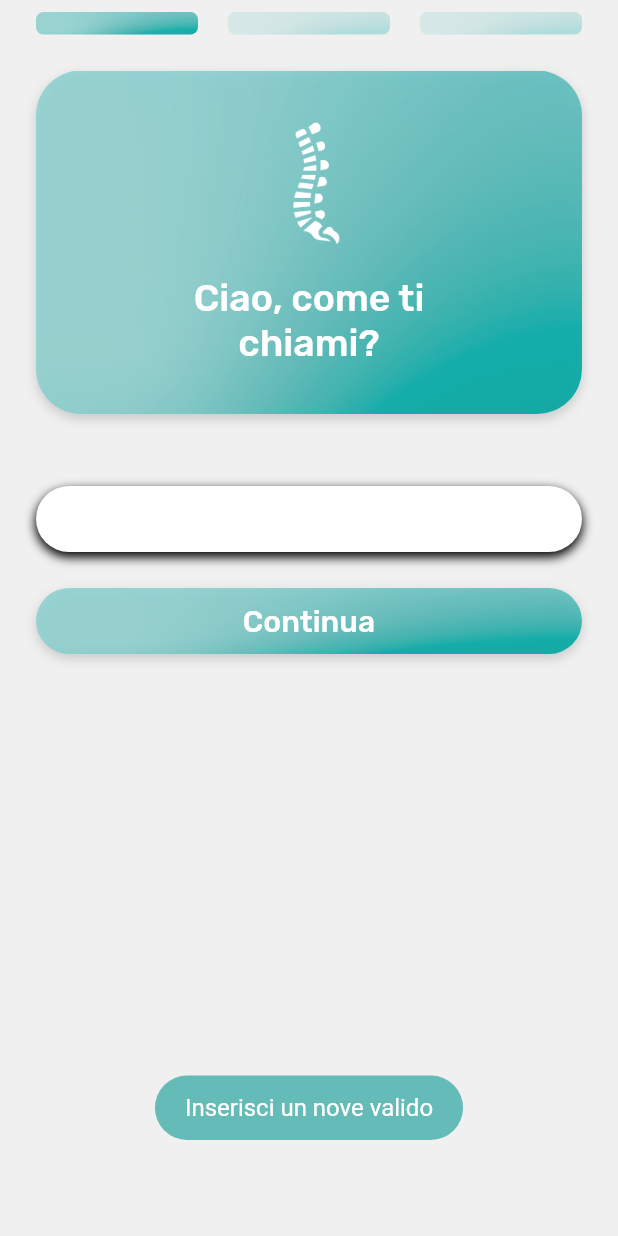
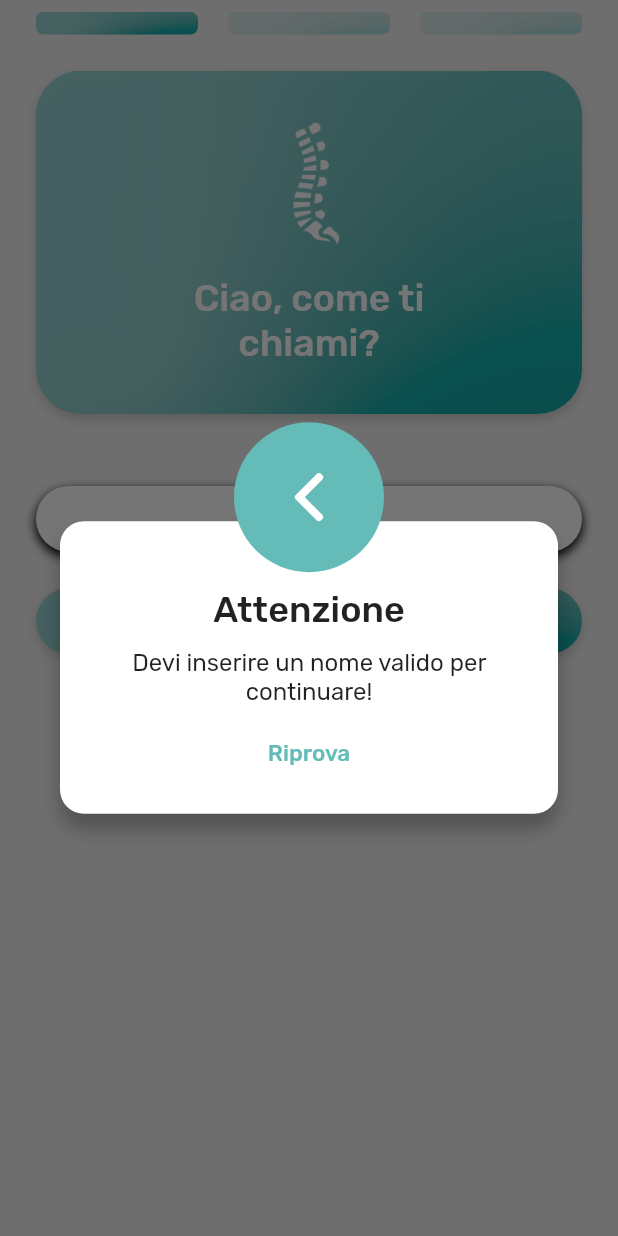
Before and after one commit to gian97pi/FisioProject, a Flutter app: the screen it shows after launch, after a tap on "Continua", on a phone screen of 412 x 824 dp. Run offline on Flutter 3.47's test engine with Material 2 defaults, Android fonts, the phone set to English and light mode, and no system bars; our stand-ins replace device_preview, flutter_datetime_picker, fluttertoast, responsive_builder, shared_preferences.

Commit message:
Alert customizzabile

```diff
--- /dev/null
+++ b/lib/ui/elements/custom_dialog.dart
@@ -0,0 +1,105 @@
+import 'package:fisioproject/presentation/custom_icons.dart';
+import 'package:flutter/cupertino.dart';
+import 'package:flutter/material.dart';
+import 'package:fisioproject/values/colors.dart';
+
+class CustomDialog extends StatelessWidget {
+  final String title, description, buttonText;
+  final Image image;
+
+  CustomDialog({
+    @required this.title,
+    @required this.description,
+    @required this.buttonText,
+    this.image,
+  });
+
+  @override
+  Widget build(BuildContext context) {
+    return Dialog(
+      shape: RoundedRectangleBorder(
+        borderRadius: BorderRadius.circular(16),
+      ),
+      elevation: 0.0,
+      backgroundColor: Colors.transparent,
+      child: dialogContent(context),
+    );
+  }
+  dialogContent(BuildContext context) {
+    return Stack(
+      children: <Widget>[
+        Container(
+          padding: EdgeInsets.only(
+            top: 45,
+            bottom: 16,
+            left: 16,
+            right: 16,
+          ),
+          margin: EdgeInsets.only(top: 66),
+          decoration: new BoxDecoration(
+            color: Colors.white,
+            shape: BoxShape.rectangle,
+            borderRadius: BorderRadius.circular(16),
+            boxShadow: [
+              BoxShadow(
+                color: Colors.black26,
+                blurRadius: 10.0,
+                offset: const Offset(0.0, 10.0),
+              ),
+            ],
+          ),
+          child: Column(
+            mainAxisSize: MainAxisSize.min, // To make the card compact
+            children: <Widget>[
+              Text(
+                title,
+                style: TextStyle(
+                  fontSize: 24.0,
+                  fontFamily: "Rubik",
+                  fontWeight: FontWeight.w500,
+                ),
+              ),
+              SizedBox(height: 12.0),
+              Text(
+                description,
+                textAlign: TextAlign.center,
+                style: TextStyle(
+                  fontFamily: "Rubik",
+                  fontSize: 16.0,
+                ),
+              ),
+              SizedBox(height: 8.0),
+              Align(
+                alignment: Alignment.center,
+                child: FlatButton(
+                  onPressed: () {
+                    Navigator.of(context).pop(); // To close the dialog
+                  },
+                  child: Text(buttonText,
+                  style: TextStyle(
+                    color: AppColors.primaryText,
+                    fontFamily: "Rubik",
+                    fontSize: 15
+                  ),),
+                ),
+              ),
+            ],
+          ),
+        ),
+        Positioned(
+          left: 16,
+          right: 16,
+          child: CircleAvatar(
+            backgroundColor: AppColors.primaryText,
+            radius: 50,
+            child: Icon(
+              Custom.back,
+              size: 32,
+              color: Colors.white,
+            ),
+          ),
+        ),
+      ],
+    );
+  }
+}
--- a/lib/ui/views/intro_name_step.dart
+++ b/lib/ui/views/intro_name_step.dart
@@ -1,3 +1,4 @@
+import 'package:fisioproject/ui/elements/custom_dialog.dart';
 import 'package:fisioproject/ui/views/intro_age_step.dart';
 import 'package:flutter/material.dart';
 import 'package:fisioproject/values/colors.dart';
@@ -214,14 +215,14 @@ class _IntroNameStepState extends State<IntroNameStep> {
                             );
                           }
                           else{
-                            Fluttertoast.showToast(
-                                msg: "Inserisci un nove valido",
-                                toastLength: Toast.LENGTH_SHORT,
-                                gravity: ToastGravity.BOTTOM,
-                                timeInSecForIosWeb: 3,
-                                backgroundColor: AppColors.primaryText,
-                                textColor: Colors.white,
-                                fontSize: 16.0
+                            showDialog(
+                              context: context,
+                              builder: (BuildContext context) => CustomDialog(
+                                title: "Attenzione",
+                                description:
+                                "Devi inserire un nome valido per continuare!",
+                                buttonText: "Riprova",
+                              ),
                             );
                           }
                         },
@@ -248,4 +249,6 @@ class _IntroNameStepState extends State<IntroNameStep> {
   void _setData(String key, String value) {
     Fisio.sharedPreferences.setString(key, value);
   }
+
+
 }
--- a/lib/ui/views/selezione_esercizio.dart
+++ b/lib/ui/views/selezione_esercizio.dart
@@ -1,9 +1,4 @@
-import 'package:fisioproject/ui/views/type_exercise.dart';
 import 'package:flutter/cupertino.dart';
-import 'package:fisioproject/presentation/custom_icons.dart';
-import 'package:fisioproject/ui/elements/catalog_listview.dart';
-import 'package:fisioproject/classes/router.dart' as Router;
-import 'package:fisioproject/values/colors.dart';
 import 'package:flutter/material.dart';
 
 class ExerciseList extends StatefulWidget {
```
